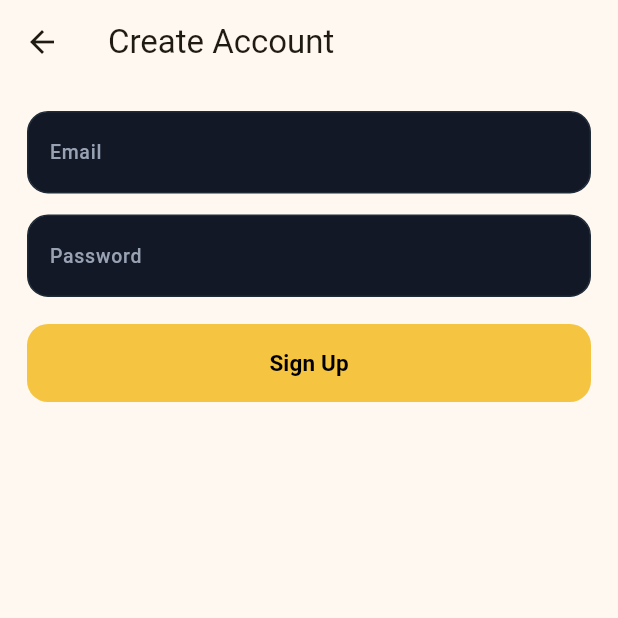
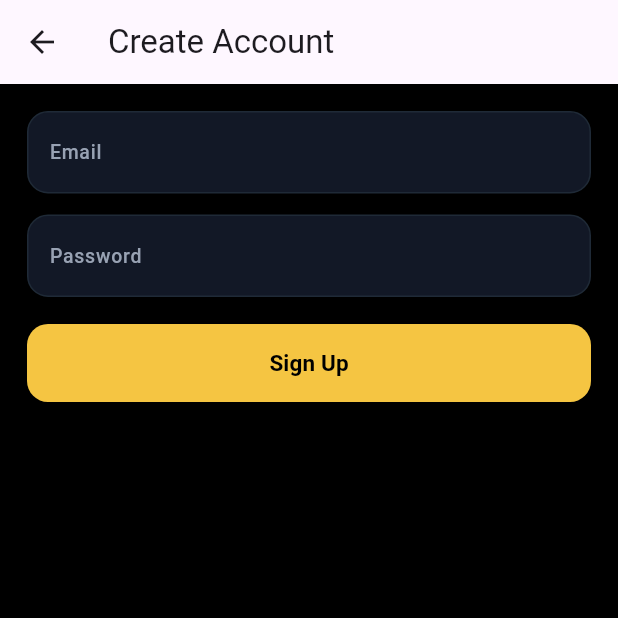
Before and after one commit to uisaac767-png/coinceller, a Flutter app: the screen it shows after launch, after a tap on "Sign Up", on a phone screen of 412 x 824 dp, the top half of it. Run offline on Flutter 3.47's test engine with Material 3 defaults, Android fonts, the phone set to English and light mode, and no system bars; network calls fail.

Commit message:
Refactor main.dart for theme and imports
Updated theme settings and re-imported bybit_theme.dart.

```diff
--- a/lib/main.dart
+++ b/lib/main.dart
@@ -1,6 +1,6 @@
 import 'package:flutter/material.dart';
+import 'screens/auth_screen.dart';
 import 'theme/bybit_theme.dart';
-import 'screens/auth_screen.dart';
 
 void main() {
   runApp(const MyApp());
@@ -12,17 +12,13 @@ class MyApp extends StatelessWidget {
   @override
   Widget build(BuildContext context) {
     return MaterialApp(
+      debugShowCheckedModeBanner: false,
       title: 'Celler Wallet',
-      debugShowCheckedModeBanner: false,
       theme: ThemeData(
-        primaryColor: BybitTheme.gold,
-        scaffoldBackgroundColor: BybitTheme.background,
-        colorScheme: ColorScheme.fromSeed(seedColor: BybitTheme.gold),
-        textTheme: const TextTheme(
-          bodyMedium: TextStyle(color: BybitTheme.text),
-        ),
+        scaffoldBackgroundColor: Colors.black, // ✅ fixed
+        colorScheme: ColorScheme.fromSeed(seedColor: Colors.deepPurple),
       ),
-      home: const AuthScreen(), // Entry point is AuthScreen
+      home: const AuthScreen(), // ✅ start from AuthScreen
     );
   }
 }
```
